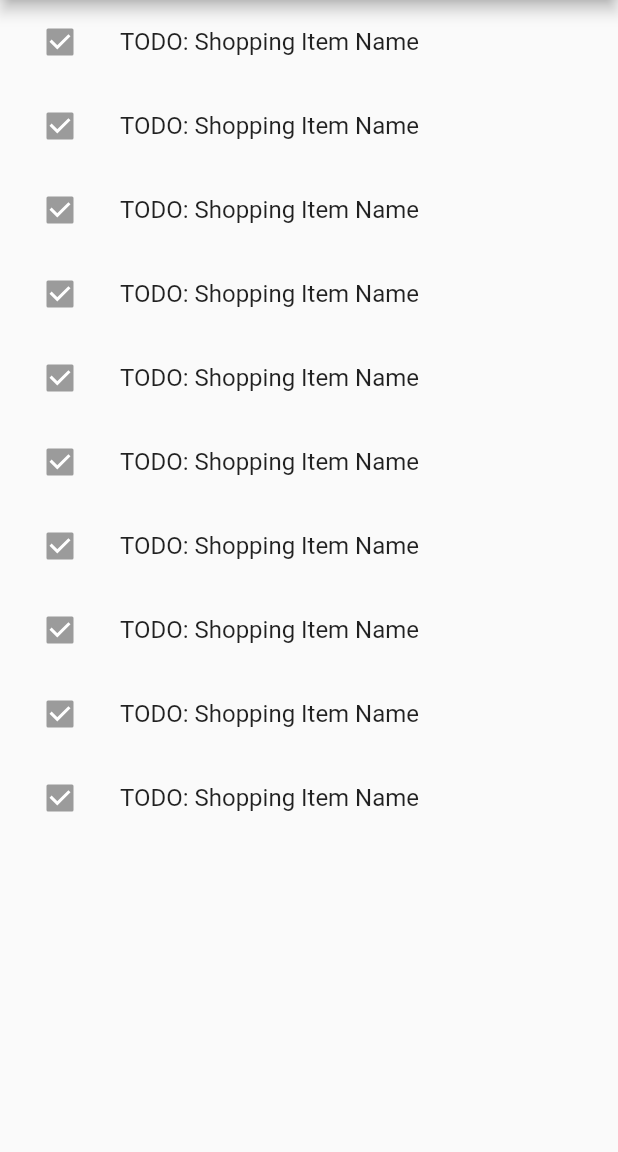
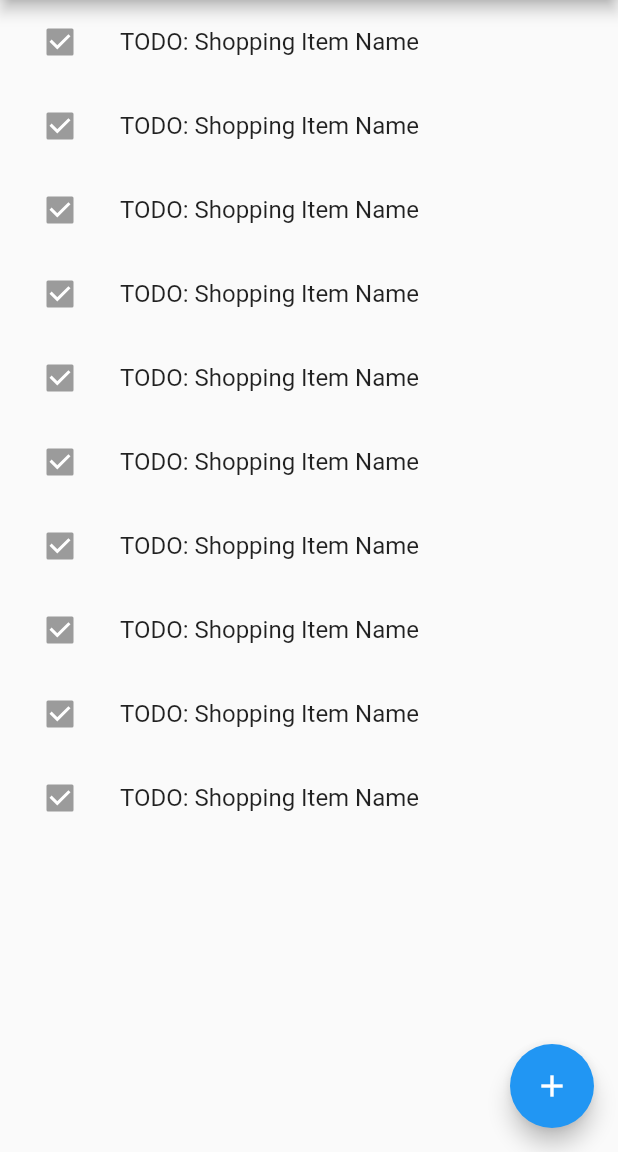
Before and after one commit to pszklarska/flutter_shopping_cart, a Flutter app: the screen it shows after launch, on a phone screen of 412 x 824 dp, the part 84-1236 px from its top. Run offline on Flutter 3.47's test engine with Material 2 defaults, Android fonts, the phone set to English and light mode, and no system bars.

Commit message:
Adding FloatingActionButton and dialog for adding items

```diff
--- a/lib/shopping_cart_app.dart
+++ b/lib/shopping_cart_app.dart
@@ -1,4 +1,5 @@
 import 'package:flutter/material.dart';
+import 'package:flutter_shopping_cart/add_item_dialog.dart';
 import 'package:flutter_shopping_cart/shopping_list.dart';
 
 class ShoppingCartApp extends StatelessWidget {
@@ -9,12 +10,28 @@ class ShoppingCartApp extends StatelessWidget {
       theme: new ThemeData(
         primarySwatch: Colors.blue,
       ),
-      home: new Scaffold(
-        appBar: new AppBar(
-          title: new Text('ShoppingCart'),
-        ),
-        body: new ShoppingList(),
+      home: new ShoppingCart(),
+    );
+  }
+}
+
+class ShoppingCart extends StatelessWidget {
+  @override
+  Widget build(BuildContext context) {
+    return new Scaffold(
+      appBar: new AppBar(
+        title: new Text('ShoppingCart'),
+      ),
+      body: new ShoppingList(),
+      floatingActionButton: new FloatingActionButton(
+        onPressed: () => _openAddItemDialog(context),
+        child: new Icon(Icons.add),
       ),
     );
   }
 }
+
+_openAddItemDialog(BuildContext context) {
+  showDialog(
+      context: context, builder: (context) => new AddItemDialog());
+}
```
Also changed, not shown: lib/add_item_dialog.dart (added, +33 -0 lines).
